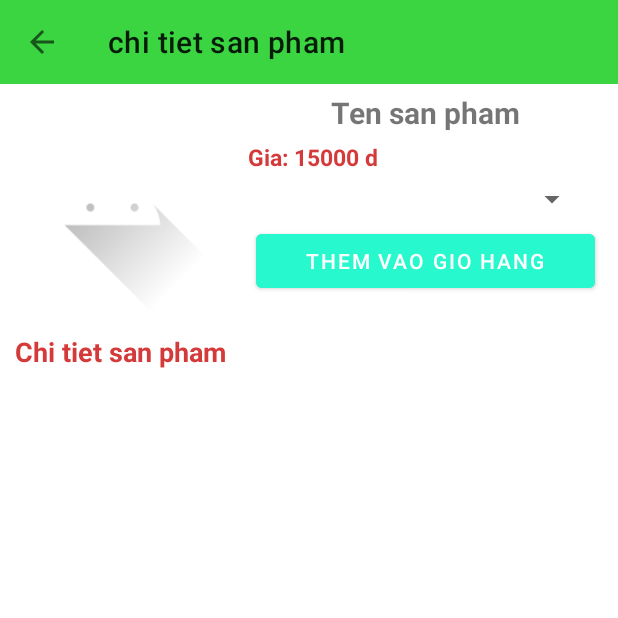
After one commit to czysia/AppDuAnTotNghiep, an Android app: the ChitietActivity screen opened directly, with no data from a screen before it, on a phone screen of 412 x 824 dp, the top half of it. The commit adds this screen. Run offline under Robolectric (Android 15) with nearby library versions, the phone set to English and light mode, and no system bars.

Commit message:
giohang + chitiet

```diff
--- /dev/null
+++ b/app/src/main/java/org/sonnnph12414/appduantotnghiep/activity/ChitietActivity.java
@@ -0,0 +1,55 @@
+package org.sonnnph12414.appduantotnghiep.activity;
+
+import androidx.appcompat.app.ActionBar;
+import androidx.appcompat.app.AppCompatActivity;
+import androidx.appcompat.widget.Toolbar;
+
+import android.os.Bundle;
+import android.view.View;
+import android.widget.Button;
+import android.widget.ImageView;
+import android.widget.Spinner;
+import android.widget.TextView;
+
+import org.sonnnph12414.appduantotnghiep.R;
+
+public class ChitietActivity extends AppCompatActivity {
+    TextView tensp,giasp,mota;
+    Button btnthem;
+    ImageView imghinhanh;
+    Spinner spinner;
+    Toolbar toolbar;
+    @Override
+    protected void onCreate(Bundle savedInstanceState) {
+        super.onCreate(savedInstanceState);
+        setContentView(R.layout.activity_chitiet);
+        initView();
+        ActionToolBar();
+        initData();
+    }
+
+    private void initData() {
+
+    }
+
+    private void ActionToolBar() {
+        setSupportActionBar(toolbar);
+        getSupportActionBar().setDisplayHomeAsUpEnabled(true);
+        toolbar.setNavigationOnClickListener(new View.OnClickListener() {
+            @Override
+            public void onClick(View view) {
+                finish();
+            }
+        });
+    }
+
+    private void initView() {
+        tensp =findViewById(R.id.txttensanpham);
+        giasp =findViewById(R.id.txtgiasanpham);
+        mota = findViewById(R.id.txtmotachitiet);
+        btnthem = findViewById(R.id.btnthemvaogiohang);
+        spinner = findViewById(R.id.spinner);
+        imghinhanh =findViewById(R.id.imgchitiet);
+        toolbar =findViewById(R.id.toolbar);
+    }
+}
--- /dev/null
+++ b/app/src/main/res/layout/activity_chitiet.xml
@@ -0,0 +1,95 @@
+<?xml version="1.0" encoding="utf-8"?>
+<androidx.constraintlayout.widget.ConstraintLayout xmlns:android="http://schemas.android.com/apk/res/android"
+    android:layout_width="match_parent"
+    android:layout_height="match_parent"
+    xmlns:app="http://schemas.android.com/apk/res-auto">
+    <androidx.appcompat.widget.Toolbar
+        android:id="@+id/toolbar"
+        android:background="@color/green"
+        app:title="chi tiet san pham"
+        app:layout_constraintTop_toTopOf="parent"
+        android:layout_width="match_parent"
+        android:layout_height="?attr/actionBarSize"/>
+    <LinearLayout
+        android:id="@+id/layout1"
+        android:layout_marginTop="5dp"
+        android:orientation="horizontal"
+        app:layout_constraintTop_toBottomOf="@+id/toolbar"
+        android:layout_width="match_parent"
+        android:layout_height="wrap_content">
+        <ImageView
+            android:id="@+id/imgchitiet"
+            android:src="@drawable/ic_launcher_foreground"
+            android:layout_width="150dp"
+            android:layout_height="150dp"/>
+        <LinearLayout
+            android:orientation="vertical"
+            android:layout_marginLeft="5dp"
+            android:layout_width="match_parent"
+            android:layout_height="wrap_content">
+            <TextView
+                android:id="@+id/txttensanpham"
+                android:layout_width="match_parent"
+                android:layout_height="wrap_content"
+                android:textSize="20dp"
+                android:textStyle="bold"
+                android:gravity="center"
+                android:text="Ten san pham"/>
+            <TextView
+                android:id="@+id/txtgiasanpham"
+                android:layout_width="match_parent"
+                android:layout_height="wrap_content"
+                android:layout_marginTop="5dp"
+                android:layout_marginLeft="10dp"
+                android:textColor="@color/red"
+                android:textSize="15dp"
+                android:textStyle="bold"
+                android:text="@string/gia_1"/>
+            <Spinner
+                android:id="@+id/spinner"
+                android:layout_marginTop="5dp"
+                android:layout_marginStart="20dp"
+                android:layout_marginEnd="20dp"
+                android:layout_width="match_parent"
+                android:layout_height="wrap_content"/>
+            <Button
+                android:id="@+id/btnthemvaogiohang"
+                android:layout_width="match_parent"
+                android:layout_height="wrap_content"
+                android:layout_marginTop="5dp"
+                android:backgroundTint="@color/btnthemgiohang"
+                android:textColor="@color/white"
+                android:layout_marginStart="15dp"
+                android:layout_marginEnd="15dp"
+                android:text="@string/nut_bam_1"/>
+        </LinearLayout>
+    </LinearLayout>
+    <LinearLayout
+        android:orientation="vertical"
+        android:layout_marginTop="5dp"
+        app:layout_constraintTop_toBottomOf="@id/layout1"
+        app:layout_constraintBottom_toBottomOf="parent"
+        android:layout_width="match_parent"
+        android:layout_height="0dp">
+        <TextView
+            android:layout_width="match_parent"
+            android:layout_height="wrap_content"
+            android:layout_marginTop="5dp"
+            android:layout_marginLeft="10dp"
+            android:textColor="@color/red"
+            android:textSize="18dp"
+            android:textStyle="bold"
+            android:text="@string/chi_tiet_1"/>
+        <ScrollView
+            android:layout_width="match_parent"
+            android:layout_height="wrap_content">
+            <TextView
+                android:id="@+id/txtmotachitiet"
+                android:layout_width="match_parent"
+                android:layout_height="wrap_content"
+                android:layout_marginTop="5dp"
+                android:layout_marginLeft="10dp"
+                />
+        </ScrollView>
+    </LinearLayout>
+</androidx.constraintlayout.widget.ConstraintLayout>
--- a/app/src/main/res/values/colors.xml
+++ b/app/src/main/res/values/colors.xml
@@ -7,4 +7,8 @@
     <color name="teal_700">#FF018786</color>
     <color name="black">#FF000000</color>
     <color name="white">#FFFFFFFF</color>
+    <color name="green">#3ad541</color>
+    <color name="red">#d53a3a</color>
+    <color name="btnthemgiohang">#FF28F8CE</color>
+    <color name="backgrountrangchu">#FF03DA64</color>
 </resources>
--- a/app/src/main/res/values/strings.xml
+++ b/app/src/main/res/values/strings.xml
@@ -1,3 +1,7 @@
 <resources>
     <string name="app_name">AppDuAnTotNghiep</string>
+    <string name="gia_1">Gia: 15000 d</string>
+    <string name="nut_bam_1">them vao gio hang</string>
+    <string name="chi_tiet_1">Chi tiet san pham</string>
+
 </resources>
--- a/app/src/main/res/values/themes.xml
+++ b/app/src/main/res/values/themes.xml
@@ -1,6 +1,6 @@
 <resources xmlns:tools="http://schemas.android.com/tools">
     <!-- Base application theme. -->
-    <style name="Theme.AppDuAnTotNghiep" parent="Theme.MaterialComponents.DayNight.DarkActionBar">
+    <style name="Theme.AppDuAnTotNghiep" parent="Theme.MaterialComponents.DayNight.NoActionBar">
         <!-- Primary brand color. -->
         <item name="colorPrimary">@color/purple_500</item>
         <item name="colorPrimaryVariant">@color/purple_700</item>
--- a/build.gradle
+++ b/build.gradle
@@ -5,7 +5,7 @@ buildscript {
         mavenCentral()
     }
     dependencies {
-        classpath "com.android.tools.build:gradle:4.2.2"
+        classpath 'com.android.tools.build:gradle:7.1.2'
 
         // NOTE: Do not place your application dependencies here; they belong
         // in the individual module build.gradle files
```
Also changed, not shown: app/src/main/AndroidManifest.xml (+7 -1 lines), app/src/main/java/org/sonnnph12414/appduantotnghiep/activity/GioHangActivity.java (added, +16 -0 lines), app/src/main/res/layout/activity_gio_hang.xml (added, +73 -0 lines), gradle/wrapper/gradle-wrapper.properties.
